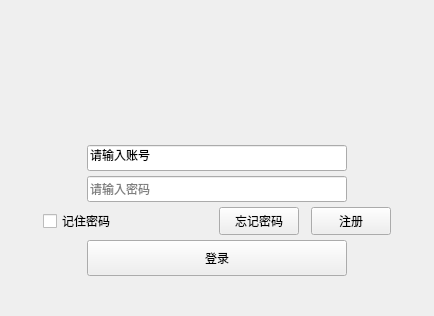
The window that QtQQ/UserLogin.ui (Edwin-1982/Test) describes before a commit, drawn with Qt 5.
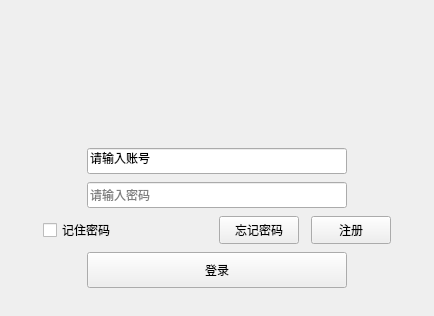
The same window after the commit.

Patch:
```diff
--- a/QtQQ/UserLogin.ui
+++ b/QtQQ/UserLogin.ui
@@ -68,7 +68,7 @@
      <x>0</x>
      <y>104</y>
      <width>434</width>
-     <height>200</height>
+     <height>212</height>
     </rect>
    </property>
    <property name="sizePolicy">
@@ -80,13 +80,13 @@
    <property name="minimumSize">
     <size>
      <width>0</width>
-     <height>200</height>
+     <height>212</height>
     </size>
    </property>
    <property name="maximumSize">
     <size>
      <width>16777215</width>
-     <height>200</height>
+     <height>212</height>
     </size>
    </property>
    <property name="buttonskin" stdset="0">
```
Left out of the diff: 8 changed lines with no effect on the pictures.
